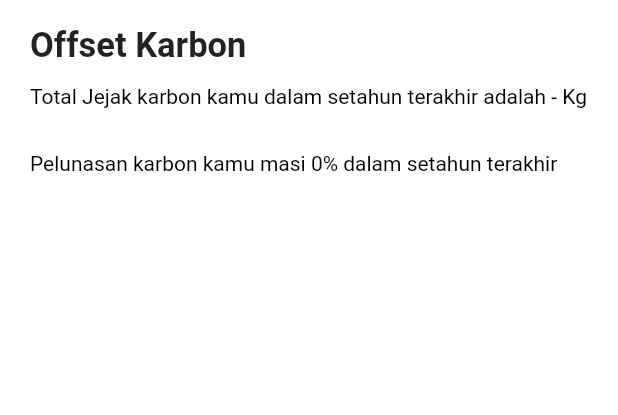
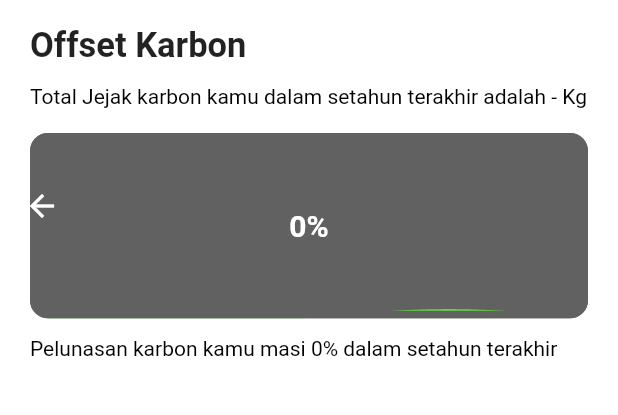
Before and after one commit to Derajat007/bumi_baik, a Flutter app: the CarbonMenu screen opened directly with empty values, on a phone screen of 412 x 824 dp, the part 128-543 px from its top. Run offline on Flutter 3.47's test engine with Material 2 defaults, Android fonts, the phone set to English and light mode, and no system bars; drawn by our look-alikes of google_maps_flutter; our stand-ins replace carousel_slider, fancy_shimmer_image, flutter_dotenv, flutter_image_slideshow, flutter_widget_from_html, font_awesome_flutter and 6 more; missing offline and left inert: midtrans_sdk, mobile_scanner, qr_code_scanner, responsive_grid_list; accounts and stored records are empty.

Commit message:
memperbaiki ui dan beberapa file yang deperacated

```diff
--- a/lib/screens/menu/carbon_menu.dart
+++ b/lib/screens/menu/carbon_menu.dart
@@ -8,6 +8,7 @@ import 'package:flutter/material.dart';
 import 'package:font_awesome_flutter/font_awesome_flutter.dart';
 import 'package:google_maps_flutter/google_maps_flutter.dart';
 import 'dart:async';
+import 'package:liquid_progress_indicator_v2/liquid_progress_indicator.dart';
 import 'package:intl/intl.dart';
 
 import '../../resources/color_manager.dart';
@@ -111,40 +112,40 @@ class _CarbonMenuState extends State<CarbonMenu> {
                 style: const TextStyle(color: Colors.black),
               ),
               SizedBox(height: MediaQuery.of(context).size.height * 0.02),
-              // Center(
-              //   child: SizedBox(
-              //     width: MediaQuery.of(context).size.width,
-              //     height: MediaQuery.of(context).size.height * 0.15,
-              //     child: LiquidLinearProgressIndicator(
-              //       value: carbon == null
-              //           ? 0
-              //           : carbon!.offset == null
-              //               ? 0
-              //               : carbon!.offset! / 100, // Defaults to 0.5.
-              //       valueColor: AlwaysStoppedAnimation(ColorManager
-              //           .primary), // Defaults to the current Theme's accentColor.
-              //       backgroundColor: Colors.grey[
-              //           700], // Defaults to the current Theme's backgroundColor.
-              //       borderColor: Colors.grey[700]!,
-              //       borderWidth: 5.0,
-              //       borderRadius: 12.0,
-              //       direction: Axis
-              //           .vertical, // The direction the liquid moves (Axis.vertical = bottom to top, Axis.horizontal = left to right). Defaults to Axis.horizontal.
-              //       center: Text(
-              //         carbon == null
-              //             ? "0%"
-              //             : carbon!.offset == null
-              //                 ? "0%"
-              //                 : "${carbon!.offset!.toStringAsFixed(0)}%",
-              //         style: const TextStyle(
-              //           color: Colors.white,
-              //           fontWeight: FontWeight.bold,
-              //           fontSize: 20,
-              //         ),
-              //       ),
-              //     ),
-              //   ),
-              // ),
+              Center(
+                child: SizedBox(
+                  width: MediaQuery.of(context).size.width,
+                  height: MediaQuery.of(context).size.height * 0.15,
+                  child: LiquidLinearProgressIndicator(
+                    value: carbon == null
+                        ? 0
+                        : carbon!.offset == null
+                            ? 0
+                            : carbon!.offset! / 100, // Defaults to 0.5.
+                    valueColor: AlwaysStoppedAnimation(ColorManager
+                        .primary), // Defaults to the current Theme's accentColor.
+                    backgroundColor: Colors.grey[
+                        700], // Defaults to the current Theme's backgroundColor.
+                    borderColor: Colors.grey[700]!,
+                    borderWidth: 5.0,
+                    borderRadius: 12.0,
+                    direction: Axis
+                        .vertical, // The direction the liquid moves (Axis.vertical = bottom to top, Axis.horizontal = left to right). Defaults to Axis.horizontal.
+                    center: Text(
+                      carbon == null
+                          ? "0%"
+                          : carbon!.offset == null
+                              ? "0%"
+                              : "${carbon!.offset!.toStringAsFixed(0)}%",
+                      style: const TextStyle(
+                        color: Colors.white,
+                        fontWeight: FontWeight.bold,
+                        fontSize: 20,
+                      ),
+                    ),
+                  ),
+                ),
+              ),
               SizedBox(height: MediaQuery.of(context).size.height * 0.015),
               Text(
                 carbon == null
--- a/pubspec.yaml
+++ b/pubspec.yaml
@@ -58,7 +58,7 @@ dev_dependencies:
   google_maps_flutter: ^2.2.1
   responsive_grid_list: ^1.3.0
   mobile_scanner: ^2.1.0
-
+  liquid_progress_indicator_v2: ^0.5.0
   flutter_dotenv: ^5.0.2
   midtrans_sdk: ^0.3.4
 
```
Also changed, not shown: lib/screens/menu/news_menu.dart (+9 -3 lines), lib/screens/tree_adopt/tree_adopt_list.dart (+6 -2 lines), pubspec.lock.
